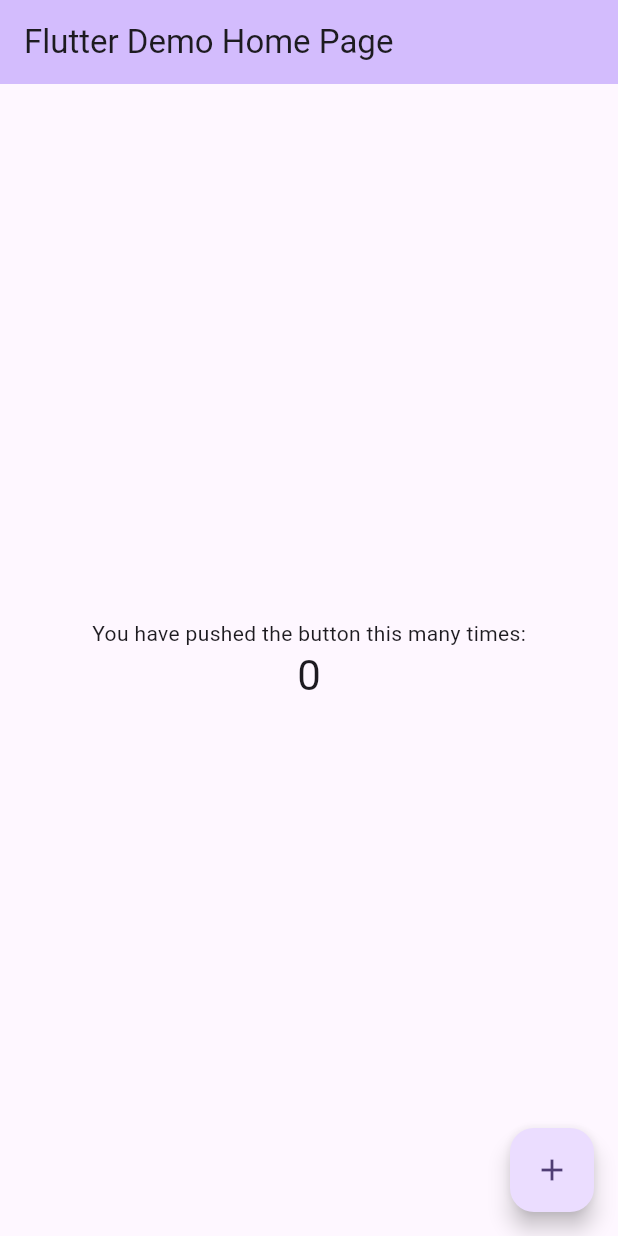
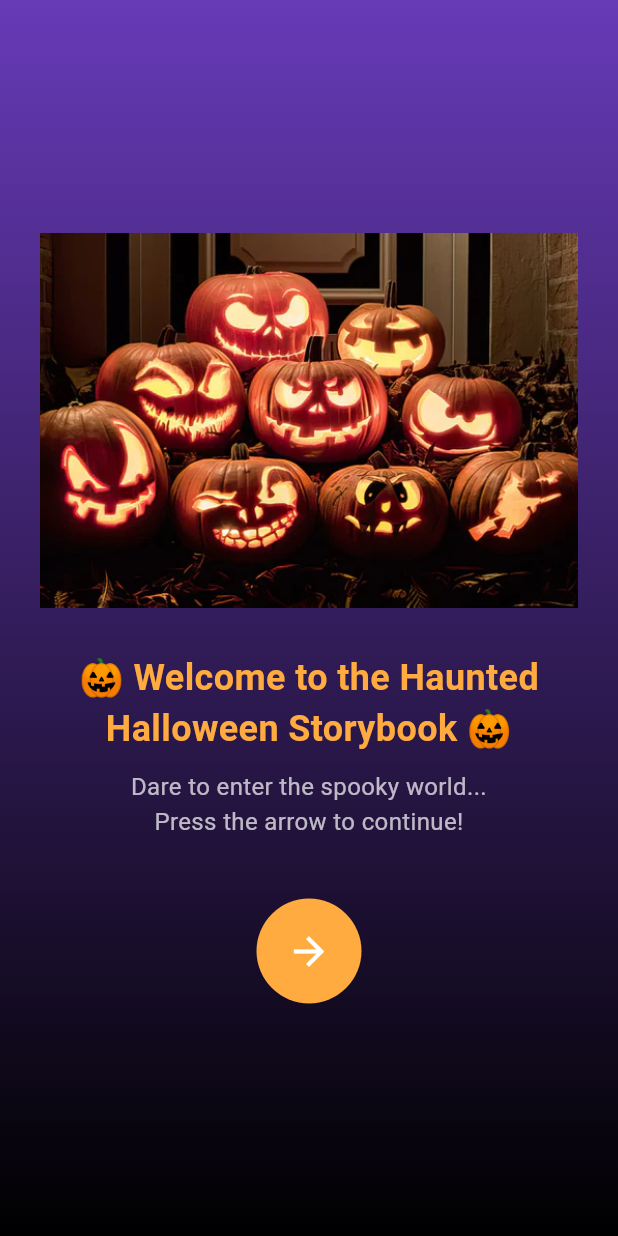
Before and after one commit to Lavanyathangaraj/mad_inclass_activity_9, a Flutter app: the screen it shows after launch, on a phone screen of 412 x 824 dp. Run offline on Flutter 3.47's test engine with Material 3 defaults, Android fonts, the light colour scheme and no system bars.

Commit message:
Welcome page - Halloween

```diff
--- a/lib/main.dart
+++ b/lib/main.dart
@@ -1,122 +1,105 @@
 import 'package:flutter/material.dart';
 
 void main() {
-  runApp(const MyApp());
+  runApp(HalloweenStoryApp());
 }
 
-class MyApp extends StatelessWidget {
-  const MyApp({super.key});
-
-  // This widget is the root of your application.
+class HalloweenStoryApp extends StatelessWidget {
   @override
   Widget build(BuildContext context) {
     return MaterialApp(
-      title: 'Flutter Demo',
-      theme: ThemeData(
-        // This is the theme of your application.
-        //
-        // TRY THIS: Try running your application with "flutter run". You'll see
-        // the application has a purple toolbar. Then, without quitting the app,
-        // try changing the seedColor in the colorScheme below to Colors.green
-        // and then invoke "hot reload" (save your changes or press the "hot
-        // reload" button in a Flutter-supported IDE, or press "r" if you used
-        // the command line to start the app).
-        //
-        // Notice that the counter didn't reset back to zero; the application
-        // state is not lost during the reload. To reset the state, use hot
-        // restart instead.
-        //
-        // This works for code too, not just values: Most code changes can be
-        // tested with just a hot reload.
-        colorScheme: ColorScheme.fromSeed(seedColor: Colors.deepPurple),
+      title: 'Halloween Storybook',
+      theme: ThemeData.dark().copyWith(
+        scaffoldBackgroundColor: Colors.black,
+        textTheme: ThemeData.dark().textTheme.apply(
+              bodyColor: Colors.white,
+              displayColor: Colors.white,
+            ),
       ),
-      home: const MyHomePage(title: 'Flutter Demo Home Page'),
+      home: IntroScreen(),
+      debugShowCheckedModeBanner: false,
     );
   }
 }
 
-class MyHomePage extends StatefulWidget {
-  const MyHomePage({super.key, required this.title});
-
-  // This widget is the home page of your application. It is stateful, meaning
-  // that it has a State object (defined below) that contains fields that affect
-  // how it looks.
-
-  // This class is the configuration for the state. It holds the values (in this
-  // case the title) provided by the parent (in this case the App widget) and
-  // used by the build method of the State. Fields in a Widget subclass are
-  // always marked "final".
-
-  final String title;
-
+class IntroScreen extends StatelessWidget {
   @override
-  State<MyHomePage> createState() => _MyHomePageState();
+  Widget build(BuildContext context) {
+    return Scaffold(
+      body: Container(
+        width: double.infinity,
+        decoration: const BoxDecoration(
+          gradient: LinearGradient(
+            colors: [Colors.deepPurple, Colors.black],
+            begin: Alignment.topCenter,
+            end: Alignment.bottomCenter,
+          ),
+        ),
+        child: SafeArea(
+          child: Column(
+            mainAxisAlignment: MainAxisAlignment.center,
+            children: [
+              Image.asset(
+                'assets/images/halloween.webp',
+                height: 250,
+                fit: BoxFit.contain,
+              ),
+              const SizedBox(height: 30),
+              const Text(
+                "🎃 Welcome to the Haunted Halloween Storybook 🎃",
+                style: TextStyle(
+                  fontSize: 24,
+                  fontWeight: FontWeight.bold,
+                  color: Colors.orangeAccent,
+                ),
+                textAlign: TextAlign.center,
+              ),
+              const SizedBox(height: 10),
+              const Text(
+                "Dare to enter the spooky world...\nPress the arrow to continue!",
+                style: TextStyle(fontSize: 16, color: Colors.white70),
+                textAlign: TextAlign.center,
+              ),
+              const SizedBox(height: 40),
+              GestureDetector(
+                onTap: () {
+                  Navigator.push(
+                    context,
+                    MaterialPageRoute(builder: (_) => const NextPage()),
+                  );
+                },
+                child: Container(
+                  padding: const EdgeInsets.all(20),
+                  decoration: const BoxDecoration(
+                    shape: BoxShape.circle,
+                    color: Colors.orangeAccent,
+                  ),
+                  child: const Icon(Icons.arrow_forward, color: Colors.white, size: 30),
+                ),
+              ),
+            ],
+          ),
+        ),
+      ),
+    );
+  }
 }
 
-class _MyHomePageState extends State<MyHomePage> {
-  int _counter = 0;
-
-  void _incrementCounter() {
-    setState(() {
-      // This call to setState tells the Flutter framework that something has
-      // changed in this State, which causes it to rerun the build method below
-      // so that the display can reflect the updated values. If we changed
-      // _counter without calling setState(), then the build method would not be
-      // called again, and so nothing would appear to happen.
-      _counter++;
-    });
-  }
+class NextPage extends StatelessWidget {
+  const NextPage({super.key});
 
   @override
   Widget build(BuildContext context) {
-    // This method is rerun every time setState is called, for instance as done
-    // by the _incrementCounter method above.
-    //
-    // The Flutter framework has been optimized to make rerunning build methods
-    // fast, so that you can just rebuild anything that needs updating rather
-    // than having to individually change instances of widgets.
     return Scaffold(
-      appBar: AppBar(
-        // TRY THIS: Try changing the color here to a specific color (to
-        // Colors.amber, perhaps?) and trigger a hot reload to see the AppBar
-        // change color while the other colors stay the same.
-        backgroundColor: Theme.of(context).colorScheme.inversePrimary,
-        // Here we take the value from the MyHomePage object that was created by
-        // the App.build method, and use it to set our appbar title.
-        title: Text(widget.title),
-      ),
-      body: Center(
-        // Center is a layout widget. It takes a single child and positions it
-        // in the middle of the parent.
-        child: Column(
-          // Column is also a layout widget. It takes a list of children and
-          // arranges them vertically. By default, it sizes itself to fit its
-          // children horizontally, and tries to be as tall as its parent.
-          //
-          // Column has various properties to control how it sizes itself and
-          // how it positions its children. Here we use mainAxisAlignment to
-          // center the children vertically; the main axis here is the vertical
-          // axis because Columns are vertical (the cross axis would be
-          // horizontal).
-          //
-          // TRY THIS: Invoke "debug painting" (choose the "Toggle Debug Paint"
-          // action in the IDE, or press "p" in the console), to see the
-          // wireframe for each widget.
-          mainAxisAlignment: MainAxisAlignment.center,
-          children: <Widget>[
-            const Text('You have pushed the button this many times:'),
-            Text(
-              '$_counter',
-              style: Theme.of(context).textTheme.headlineMedium,
-            ),
-          ],
+      backgroundColor: Colors.black,
+      appBar: AppBar(title: const Text('Next Page')),
+      body: const Center(
+        child: Text(
+          'Start your spooky story here!',
+          style: TextStyle(color: Colors.orangeAccent, fontSize: 20),
+          textAlign: TextAlign.center,
         ),
       ),
-      floatingActionButton: FloatingActionButton(
-        onPressed: _incrementCounter,
-        tooltip: 'Increment',
-        child: const Icon(Icons.add),
-      ), // This trailing comma makes auto-formatting nicer for build methods.
     );
   }
 }
--- a/pubspec.yaml
+++ b/pubspec.yaml
@@ -61,6 +61,8 @@ flutter:
   # assets:
   #   - images/a_dot_burr.jpeg
   #   - images/a_dot_ham.jpeg
+  assets:
+    - assets/images/halloween.webp
 
   # An image asset can refer to one or more resolution-specific "variants", see
   # https://flutter.dev/to/resolution-aware-images
```
Also changed, not shown: assets/images/bat.png (added), assets/images/ghost1.png (added), assets/images/halloween.webp (added), assets/images/pumpkin.jpeg (added).
